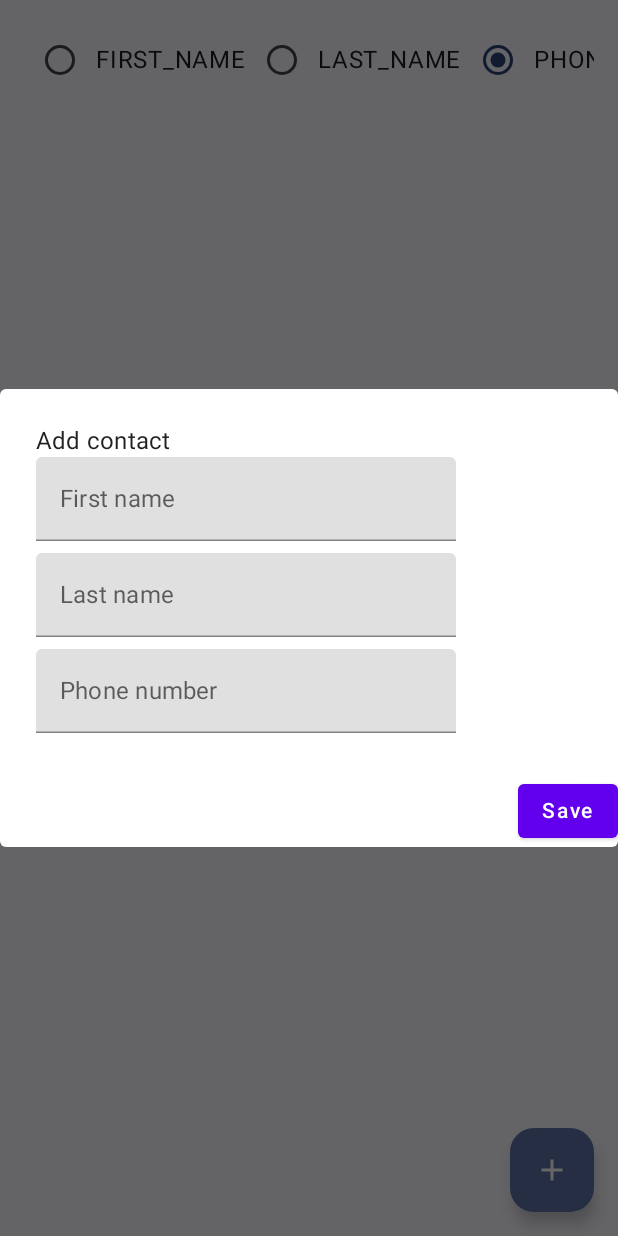
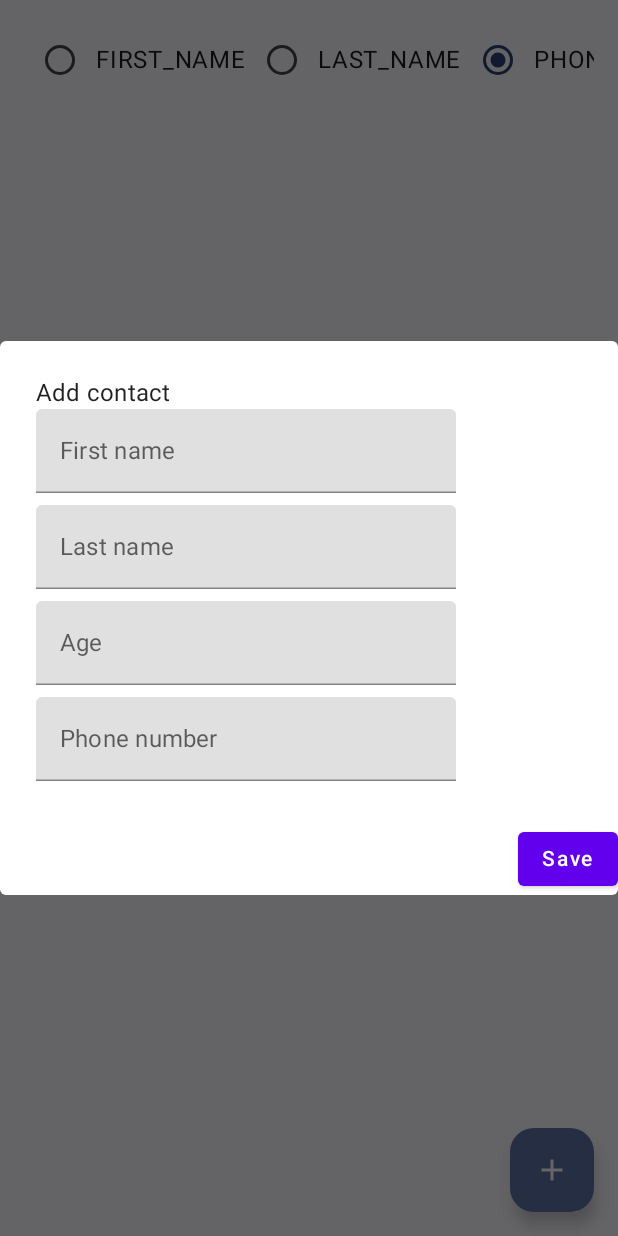
Before and after one commit to ItsAzura/learn_room, an Android app built with Jetpack Compose: the screen it shows after launch (MainActivity), after a tap on "Add Contact", on a phone screen of 412 x 824 dp. Run offline under Robolectric (Android 15) with nearby library versions, the phone set to English and light mode, and no system bars; our stand-ins replace Room's generated code; 3 other taps on this screen came first.

Commit message:
Age added

```diff
--- a/app/src/main/java/com/example/learn_room/AddContactDialog.kt
+++ b/app/src/main/java/com/example/learn_room/AddContactDialog.kt
@@ -49,6 +49,15 @@ fun AddContactDialog(
                     }
                 )
                 TextField(
+                    value = state.age,
+                    onValueChange = {
+                        onEvent(ContactEvent.SetAge(it))
+                    },
+                    placeholder = {
+                        Text(text = "Age")
+                    }
+                )
+                TextField(
                     value = state.phoneNum,
                     onValueChange = {
                         onEvent(ContactEvent.SetPhoneNum(it))
--- a/app/src/main/java/com/example/learn_room/Contact.kt
+++ b/app/src/main/java/com/example/learn_room/Contact.kt
@@ -9,6 +9,7 @@ data class Contact( //Định nghĩa 1 entity "Contact" để lưu trữ dữ li
     val firstName: String,
     val lastName: String,
     val phoneNum: String,
+    val age: String,
     //Khoá chính
     @PrimaryKey(autoGenerate = true) val id: Int? = null,
 )
--- a/app/src/main/java/com/example/learn_room/ContactDao.kt
+++ b/app/src/main/java/com/example/learn_room/ContactDao.kt
@@ -9,7 +9,6 @@ import kotlinx.coroutines.flow.Flow
 //class interface được Room sử dụng để tạo các phương thức để truy cập với csdl SQLite thông quan queries
 @Dao
 interface ContactDao {
-
     @Upsert() //thực hiện cả chức năng insert và update 1 entity trong csdl
     suspend fun upsertContact(contact: Contact)
 
@@ -26,4 +25,7 @@ interface ContactDao {
 
     @Query("Select * from Contact Order by phoneNum ASC")
     fun getContactsOrderedByPhoneNum(): Flow<List<Contact>>
+
+    @Query("Select * from Contact Order by age ASC")
+    fun getContactsOrderedByAge(): Flow<List<Contact>>
 }
--- a/app/src/main/java/com/example/learn_room/ContactEvent.kt
+++ b/app/src/main/java/com/example/learn_room/ContactEvent.kt
@@ -9,6 +9,7 @@ sealed interface ContactEvent {
     data class SetFirstName(val firstName: String): ContactEvent
     data class SetLastName(val lastName: String): ContactEvent
     data class SetPhoneNum(val phoneNum: String): ContactEvent
+    data class SetAge(val age: String): ContactEvent
 
     //định nghĩa sự kiện hiện và ẩn hộp thoại
     object ShowDialog: ContactEvent
--- a/app/src/main/java/com/example/learn_room/ContactScreen.kt
+++ b/app/src/main/java/com/example/learn_room/ContactScreen.kt
@@ -9,12 +9,14 @@ import androidx.compose.foundation.layout.PaddingValues
 import androidx.compose.foundation.layout.Row
 import androidx.compose.foundation.layout.fillMaxSize
 import androidx.compose.foundation.layout.fillMaxWidth
+import androidx.compose.foundation.layout.padding
 import androidx.compose.foundation.lazy.LazyColumn
 import androidx.compose.foundation.lazy.items
 import androidx.compose.foundation.rememberScrollState
 import androidx.compose.material.icons.Icons
 import androidx.compose.material.icons.filled.Add
 import androidx.compose.material.icons.filled.Delete
+import androidx.compose.material3.Divider
 import androidx.compose.material3.FloatingActionButton
 import androidx.compose.material3.Icon
 import androidx.compose.material3.IconButton
@@ -24,6 +26,7 @@ import androidx.compose.material3.Text
 import androidx.compose.runtime.Composable
 import androidx.compose.ui.Alignment
 import androidx.compose.ui.Modifier
+import androidx.compose.ui.graphics.Color
 import androidx.compose.ui.unit.dp
 import androidx.compose.ui.unit.sp
 
@@ -83,13 +86,13 @@ fun ContactScreen(
             //hiện 1 list các contact
             items(state.contacts){contact ->
                 Row( //hiện thị theo row và chiếm full chiều rộng của màn hình
-                    modifier = Modifier.fillMaxWidth()
+                    modifier = Modifier.fillMaxWidth(),
                 ) {//mỗi item
                     Column( //hiện thị tên, họ và số điện thoại theo chiều column và chiếm toàn bộ màn hình
                         modifier = Modifier.weight(1f)
                     ) {
                         Text(
-                            text = "${contact.firstName} ${contact.lastName}",
+                            text = "${contact.firstName} ${contact.lastName} (${contact.age})",
                             fontSize = 20.sp
                         )
                         Text(
@@ -105,6 +108,13 @@ fun ContactScreen(
                             contentDescription = "Delete Contact" )
                     }
                 }
+                Divider(
+                    color = Color.Black,
+                    thickness = 1.dp,
+                    modifier = Modifier
+                        .fillMaxWidth()
+                        .padding(vertical = 8.dp)
+                )
             }
         }
     }
--- a/app/src/main/java/com/example/learn_room/ContactState.kt
+++ b/app/src/main/java/com/example/learn_room/ContactState.kt
@@ -8,6 +8,7 @@ data class ContactState (
     val firstName: String = "",
     val lastName: String = "",
     val phoneNum: String = "",
+    val age: String = "",
     //xác định xem app đang trong quá trình thêm 1 contact mới hay không
     val isAddingContact: Boolean = false,
     //xác định kiểu sắp xếp cho danh sách liên hệ
--- a/app/src/main/java/com/example/learn_room/ContactViewModel.kt
+++ b/app/src/main/java/com/example/learn_room/ContactViewModel.kt
@@ -28,6 +28,7 @@ class ContactViewModel(
                 SortType.FIRST_NAME -> dao.getContactsOrderedByFirstName()
                 SortType.LAST_NAME -> dao.getContactsOrderedByLastName()
                 SortType.PHONE_NUMBER -> dao.getContactsOrderedByPhoneNum()
+                SortType.AGE -> dao.getContactsOrderedByAge()
             }
         }
         .stateIn( //chuyển thành StateFlow và lưu trữ trong "_contacts"
@@ -69,6 +70,11 @@ class ContactViewModel(
                     phoneNum = event.phoneNum
                 ) }
             }
+            is ContactEvent.SetAge -> {
+                _state.update { it.copy(
+                    age = event.age
+                ) }
+            }
             //Khi người dùng chọn một kiểu sắp xếp mới
             is ContactEvent.SortContacts -> {
                 _sortType.value = event.sortType //sự kiện này được gửi và giá trị _sortType được cập nhật dựa trên kiểu sắp xếp được chọn.
@@ -78,6 +84,7 @@ class ContactViewModel(
                 val fistName = state.value.firstName
                 val lastName = state.value.lastName
                 val phoneNum = state.value.phoneNum
+                val age = state.value.age
                 //kiểm tra xem các trường thông tin (firstName, lastName, phoneNum) có giá trị hay không
                 if(fistName.isBlank() || lastName.isBlank() || phoneNum.isBlank()){
                     return
@@ -87,6 +94,7 @@ class ContactViewModel(
                     firstName = fistName,
                     lastName = lastName,
                     phoneNum = phoneNum,
+                    age = age,
                 )
                 //hực hiện upsertContact thông qua "dao"
                 viewModelScope.launch {
@@ -97,7 +105,8 @@ class ContactViewModel(
                     isAddingContact = false,
                     firstName = "",
                     lastName = "",
-                    phoneNum = ""
+                    phoneNum = "",
+                    age = "",
                 ) }
             }
             //Khi người dùng muốn xóa một liên hệ
--- a/app/src/main/java/com/example/learn_room/SortType.kt
+++ b/app/src/main/java/com/example/learn_room/SortType.kt
@@ -4,5 +4,6 @@ package com.example.learn_room
 enum class SortType {
     FIRST_NAME,
     LAST_NAME,
-    PHONE_NUMBER
+    PHONE_NUMBER,
+    AGE
 }
```
